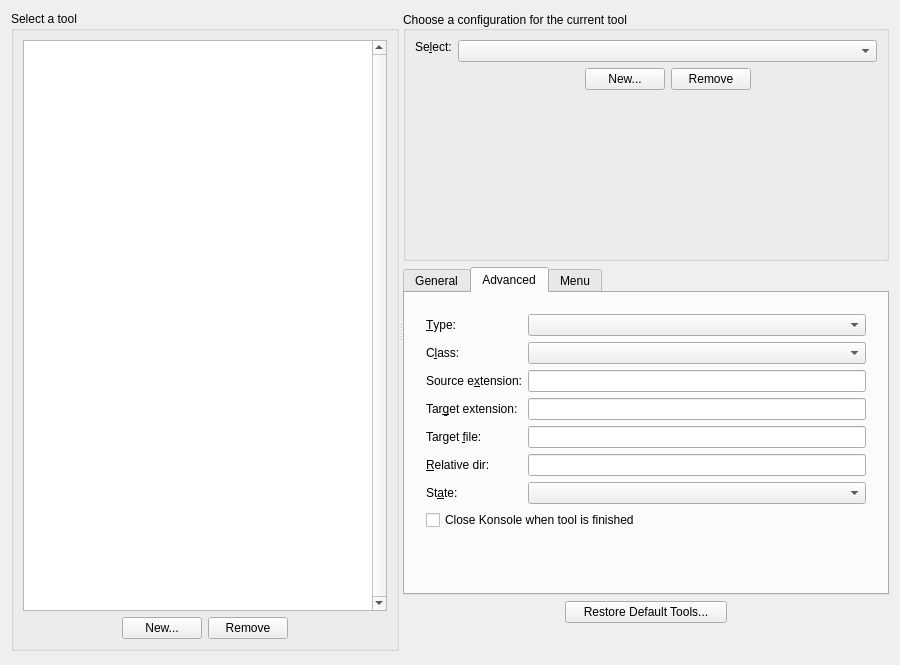
Old version of the form src/widgets/maintoolconfigwidget.ui in the repository KDE/kile.
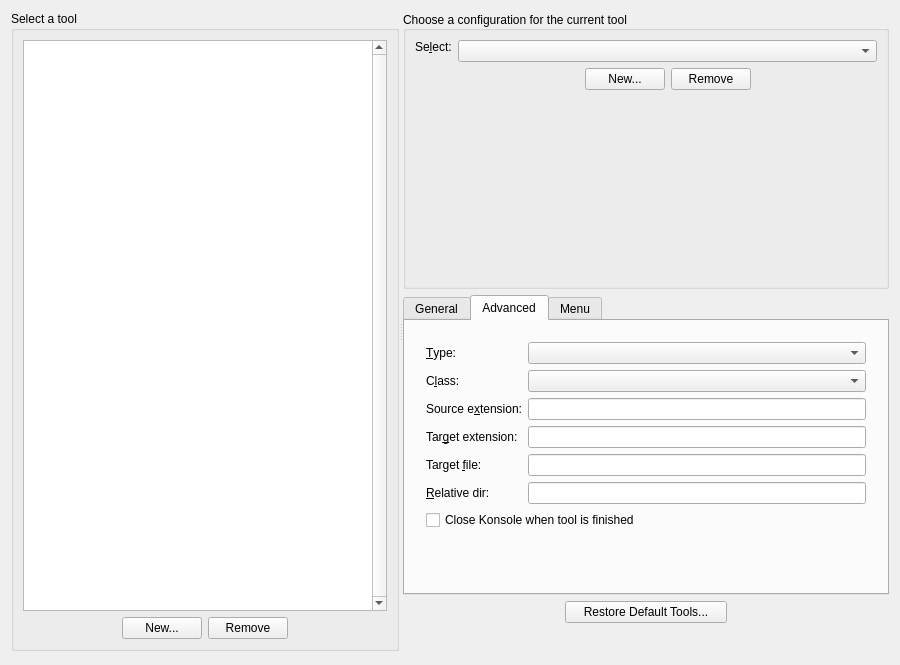
New version of the form. The open tabs and pages were chosen to show the change. Custom widgets are drawn as their Qt base class.

Diff of the .ui file:
```diff
--- a/src/widgets/maintoolconfigwidget.ui
+++ b/src/widgets/maintoolconfigwidget.ui
@@ -500,29 +500,6 @@
                  </property>
                 </widget>
                </item>
-               <item row="7" column="0">
-                <widget class="QLabel" name="m_lbState">
-                 <property name="text">
-                  <string>St&amp;ate:</string>
-                 </property>
-                 <property name="wordWrap">
-                  <bool>false</bool>
-                 </property>
-                 <property name="buddy">
-                  <cstring>m_cbState</cstring>
-                 </property>
-                </widget>
-               </item>
-               <item row="7" column="1">
-                <widget class="KComboBox" name="m_cbState">
-                 <property name="sizePolicy">
-                  <sizepolicy hsizetype="MinimumExpanding" vsizetype="Preferred">
-                   <horstretch>0</horstretch>
-                   <verstretch>0</verstretch>
-                  </sizepolicy>
-                 </property>
-                </widget>
-               </item>
               </layout>
              </item>
              <item>
```
